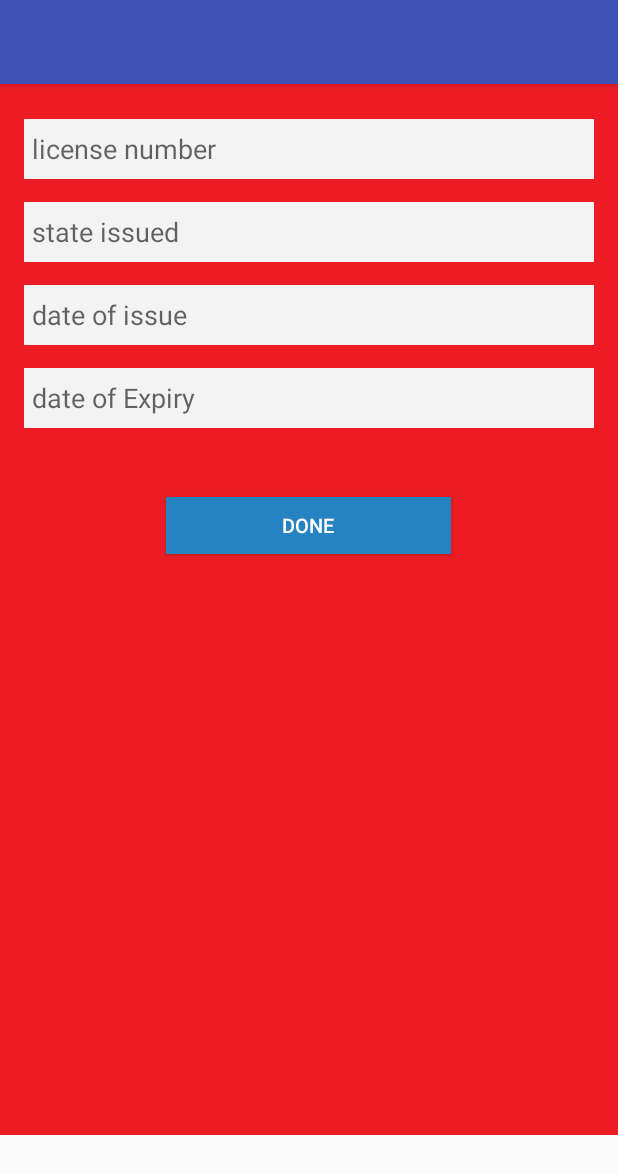
After one commit to sankjoseph/BZRide, an Android app: the driverLicInfo screen opened directly, with no data from a screen before it, on a phone screen of 412 x 824 dp. The commit adds this screen. Shown: the top 1174 px of the screen. Run offline under Robolectric (Android 15) with nearby library versions, the light colour scheme and no system bars.

Commit message:
new classes
date picker

```diff
--- /dev/null
+++ b/BZRide/app/src/main/java/bzride/com/bzride/driverLicInfo.java
@@ -0,0 +1,49 @@
+package bzride.com.bzride;
+
+import android.app.FragmentTransaction;
+import android.os.Bundle;
+import android.support.design.widget.FloatingActionButton;
+import android.support.design.widget.Snackbar;
+import android.support.v7.app.AppCompatActivity;
+import android.support.v7.widget.Toolbar;
+import android.view.View;
+import android.widget.DatePicker;
+import android.widget.EditText;
+
+public class driverLicInfo extends AppCompatActivity {
+
+    @Override
+    protected void onCreate(Bundle savedInstanceState) {
+        super.onCreate(savedInstanceState);
+        setContentView(R.layout.activity_driver_lic_info);
+    }
+    public  void onStart(){
+        super.onStart();
+        EditText txtDatelicIssued = (EditText)findViewById(R.id.txtdatelicenseissued);
+        txtDatelicIssued.setOnFocusChangeListener(new View.OnFocusChangeListener() {
+            @Override
+            public void onFocusChange(View v, boolean hasFocus) {
+                if (hasFocus) {
+                    DateDialog dlg = new DateDialog(v);
+                    FragmentTransaction ftMgr = getFragmentManager().beginTransaction();
+                    dlg.show(ftMgr, "");
+                }
+
+            }
+        });
+
+
+        EditText txtDatelicExpiry = (EditText)findViewById(R.id.txtdatelicenseexpiry);
+        txtDatelicExpiry.setOnFocusChangeListener(new View.OnFocusChangeListener() {
+            @Override
+            public void onFocusChange(View v, boolean hasFocus) {
+                if (hasFocus) {
+                    DateDialog dlg = new DateDialog(v);
+                    FragmentTransaction ftMgr = getFragmentManager().beginTransaction();
+                    dlg.show(ftMgr,"");
+                }
+
+            }
+        });
+    }
+}
--- /dev/null
+++ b/BZRide/app/src/main/res/layout/activity_driver_lic_info.xml
@@ -0,0 +1,20 @@
+<?xml version="1.0" encoding="utf-8"?>
+<android.support.design.widget.CoordinatorLayout
+    xmlns:android="http://schemas.android.com/apk/res/android"
+    xmlns:app="http://schemas.android.com/apk/res-auto"
+    xmlns:tools="http://schemas.android.com/tools" android:layout_width="match_parent"
+    android:layout_height="match_parent" android:fitsSystemWindows="true"
+    tools:context="bzride.com.bzride.driverLicInfo">
+
+    <android.support.design.widget.AppBarLayout android:layout_height="wrap_content"
+        android:layout_width="match_parent" android:theme="@style/AppTheme.AppBarOverlay">
+
+        <android.support.v7.widget.Toolbar android:id="@+id/toolbar"
+            android:layout_width="match_parent" android:layout_height="?attr/actionBarSize"
+            android:background="?attr/colorPrimary" app:popupTheme="@style/AppTheme.PopupOverlay" />
+
+    </android.support.design.widget.AppBarLayout>
+
+    <include layout="@layout/content_driver_lic_info" />
+
+</android.support.design.widget.CoordinatorLayout>
--- /dev/null
+++ b/BZRide/app/src/main/res/layout/content_driver_lic_info.xml
@@ -0,0 +1,92 @@
+<?xml version="1.0" encoding="utf-8"?>
+<ScrollView
+    xmlns:android="http://schemas.android.com/apk/res/android"
+    xmlns:tools="http://schemas.android.com/tools"
+    android:id="@+id/scrollView2"
+    android:layout_width="fill_parent"
+    android:layout_height="fill_parent" >
+    <LinearLayout
+        android:layout_width="fill_parent"
+        android:layout_height="fill_parent"
+        android:background="#ED1C24"
+        android:orientation="vertical">
+        <LinearLayout
+            android:layout_width="fill_parent"
+            android:layout_height="48dp"
+            android:background="#e8e8e7"
+            android:orientation="horizontal"
+            android:layout_alignParentTop="true">
+            <TextView android:layout_width="wrap_content"
+                android:layout_height="wrap_content"
+                android:text="BZRIDE"
+                android:textColor="#2582C5"
+                android:textAlignment="center"
+                android:layout_marginLeft="25dp"
+                android:textSize="18sp"
+                android:textStyle="bold"
+                android:layout_gravity="center_vertical"/>
+        </LinearLayout>
+
+        <LinearLayout android:layout_width="fill_parent"
+            android:layout_height="fill_parent"
+            android:layout_marginLeft="16dp"
+            android:layout_marginTop="16dp"
+            android:layout_marginRight="16dp"
+            android:layout_marginBottom="30dp"
+            android:orientation="vertical">
+
+
+            <EditText android:layout_width="fill_parent"
+                android:layout_height="40dp"
+                android:id="@+id/txtlicensenumber"
+                android:hint="license number"
+                android:background="#f3f3f3"
+                android:paddingLeft="5dp"
+                android:layout_marginTop="15dp"/>
+
+            <EditText android:layout_width="fill_parent"
+                android:layout_height="40dp"
+                android:id="@+id/txtstatelicenseissued"
+                android:hint="state issued"
+                android:background="#f3f3f3"
+                android:paddingLeft="5dp"
+                android:layout_marginTop="15dp"/>
+            <EditText android:layout_width="fill_parent"
+                android:layout_height="40dp"
+                android:id="@+id/txtdatelicenseissued"
+                android:hint="date of issue"
+                android:background="#f3f3f3"
+                android:paddingLeft="5dp"
+                android:layout_marginTop="15dp"/>
+
+            <EditText android:layout_width="fill_parent"
+                android:layout_height="40dp"
+                android:id="@+id/txtdatelicenseexpiry"
+                android:hint="date of Expiry"
+                android:background="#f3f3f3"
+                android:paddingLeft="5dp"
+                android:layout_marginTop="15dp"/>
+
+        </LinearLayout>
+
+        <LinearLayout android:layout_width="fill_parent"
+            android:layout_height="441dp"
+            android:orientation="vertical">
+            <Button android:layout_width="190dp"
+                android:id="@+id/btnLogin"
+                android:layout_height="38dp"
+                android:layout_gravity="center_horizontal"
+                android:layout_marginTop="16dp"
+                android:text="Done"
+                android:textColor="#fff"
+                android:textSize="13dp"
+                android:background="#2683c2"/>
+
+        </LinearLayout>
+
+
+    </LinearLayout>
+
+
+
+</ScrollView>
--- a/BZRide/app/src/main/res/values/strings.xml
+++ b/BZRide/app/src/main/res/values/strings.xml
@@ -14,4 +14,8 @@
         <item>Contact</item>
         <item>About BZRide - V 1.0.0</item>
     </string-array>
+    <string name="title_activity_driver_vehicle_info">driverVehicleInfo</string>
+    <string name="title_activity_driver_insurance_info">driverInsuranceInfo</string>
+    <string name="title_activity_driver_lic_info">driverLicInfo</string>
+    <string name="title_activity_driver_vehicle_reg_info">driverVehicleRegInfo</string>
 </resources>
```
Also changed, not shown: BZRide/app/src/main/AndroidManifest.xml (+21 -0 lines), BZRide/app/src/main/java/bzride/com/bzride/DateDialog.java (added, +36 -0 lines), BZRide/app/src/main/java/bzride/com/bzride/driverInsuranceInfo.java (added, +19 -0 lines), BZRide/app/src/main/java/bzride/com/bzride/driverVehicleInfo.java (added, +21 -0 lines), BZRide/app/src/main/java/bzride/com/bzride/driverVehicleRegInfo.java (added, +17 -0 lines), BZRide/app/src/main/java/bzride/com/bzride/login.java (+6 -5 lines), BZRide/app/src/main/res/layout/activity_driver_insurance_info.xml (added, +20 -0 lines), BZRide/app/src/main/res/layout/activity_driver_vehicle_info.xml (added, +22 -0 lines), BZRide/app/src/main/res/layout/activity_driver_vehicle_reg_info.xml (added, +21 -0 lines), BZRide/app/src/main/res/layout/content_driver_insurance_info.xml (added, +92 -0 lines), BZRide/app/src/main/res/layout/content_driver_vehicle_info.xml (added, +13 -0 lines), BZRide/app/src/main/res/layout/content_driver_vehicle_reg_info.xml (added, +13 -0 lines).
